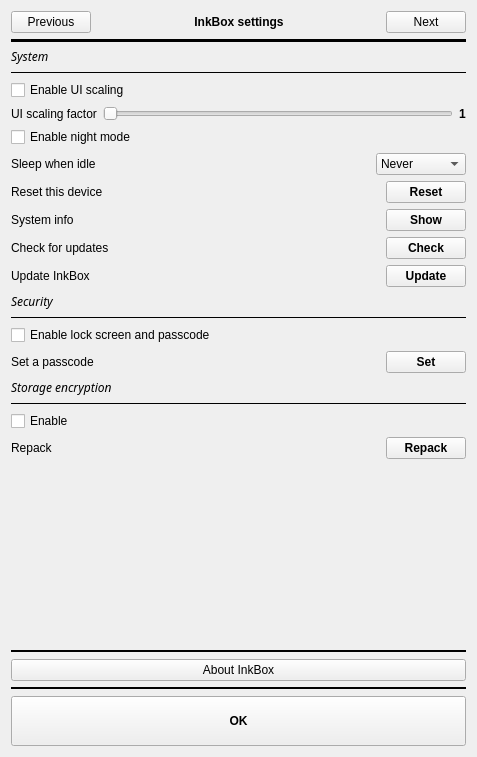
The window that settings.ui (Quill-OS/quill) describes before a commit, drawn with Qt 5.
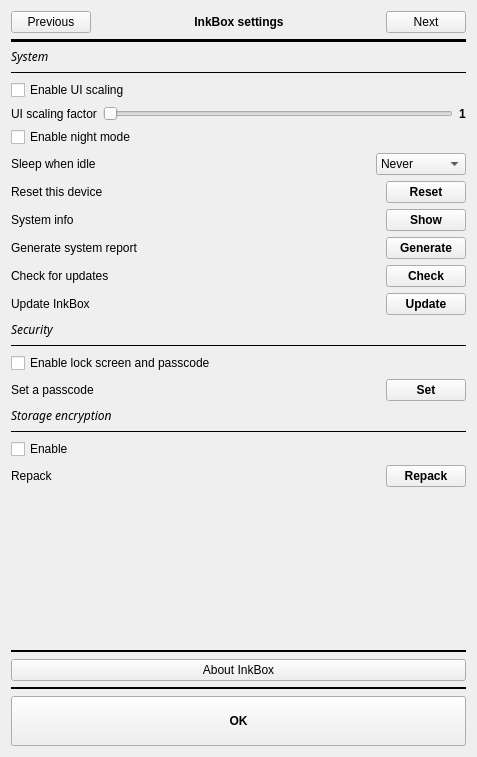
The same window after the commit. The open tabs and pages were chosen to show the change.

Commit message: Add "Generate system report" function in Settings

What changed in the file:
```diff
--- a/settings.ui
+++ b/settings.ui
@@ -48,8 +48,8 @@
          <rect>
           <x>0</x>
           <y>0</y>
-          <width>463</width>
-          <height>556</height>
+          <width>442</width>
+          <height>580</height>
          </rect>
         </property>
         <layout class="QVBoxLayout" name="verticalLayout_4">
@@ -526,6 +526,124 @@
              </property>
              <item>
               <layout class="QGridLayout" name="gridLayout_10">
+               <item row="25" column="0">
+                <widget class="QCheckBox" name="enableEncryptedStorageCheckBox">
+                 <property name="text">
+                  <string>Enable</string>
+                 </property>
+                </widget>
+               </item>
+               <item row="10" column="0">
+                <widget class="QCheckBox" name="darkModeCheckBox">
+                 <property name="text">
+                  <string>Enable night mode</string>
+                 </property>
+                </widget>
+               </item>
+               <item row="26" column="0">
+                <layout class="QGridLayout" name="gridLayout_17">
+                 <property name="bottomMargin">
+                  <number>0</number>
+                 </property>
+                 <item row="0" column="1">
+                  <spacer name="horizontalSpacer_14">
+                   <property name="orientation">
+                    <enum>Qt::Horizontal</enum>
+                   </property>
+                   <property name="sizeHint" stdset="0">
+                    <size>
+                     <width>40</width>
+                     <height>20</height>
+                    </size>
+                   </property>
+                  </spacer>
+                 </item>
+                 <item row="0" column="0">
+                  <widget class="QLabel" name="repackLabel">
+                   <property name="text">
+                    <string>Repack</string>
+                   </property>
+                  </widget>
+                 </item>
+                 <item row="0" column="2">
+                  <widget class="QPushButton" name="repackBtn">
+                   <property name="font">
+                    <font>
+                     <weight>75</weight>
+                     <bold>true</bold>
+                    </font>
+                   </property>
+                   <property name="text">
+                    <string>Repack</string>
+                   </property>
+                  </widget>
+                 </item>
+                </layout>
+               </item>
+               <item row="21" column="0">
+                <widget class="QCheckBox" name="enableLockscreenCheckBox">
+                 <property name="text">
+                  <string>Enable lock screen and passcode</string>
+                 </property>
+                </widget>
+               </item>
+               <item row="28" column="0">
+                <layout class="QGridLayout" name="gridLayout_18">
+                 <property name="bottomMargin">
+                  <number>0</number>
+                 </property>
+                </layout>
+               </item>
+               <item row="20" column="0">
+                <widget class="Line" name="line_2">
+                 <property name="frameShadow">
+                  <enum>QFrame::Plain</enum>
+                 </property>
+                 <property name="orientation">
+                  <enum>Qt::Horizontal</enum>
+                 </property>
+                </widget>
+               </item>
+               <item row="12" column="0">
+                <layout class="QGridLayout" name="gridLayout_12">
+                 <property name="bottomMargin">
+                  <number>0</number>
+                 </property>
+                 <item row="0" column="0">
+                  <widget class="QLabel" name="label_8">
+                   <property name="text">
+                    <string>Reset this device</string>
+                   </property>
+                  </widget>
+                 </item>
+                 <item row="0" column="2">
+                  <widget class="QPushButton" name="resetBtn">
+                   <property name="font">
+                    <font>
+                     <weight>75</weight>
+                     <bold>true</bold>
+                    </font>
+                   </property>
+                   <property name="text">
+                    <string>Reset</string>
+                   </property>
+                  </widget>
+                 </item>
+                 <item row="0" column="1">
+                  <spacer name="horizontalSpacer_8">
+                   <property name="orientation">
+                    <enum>Qt::Horizontal</enum>
+                   </property>
+                   <property name="sizeHint" stdset="0">
+                    <size>
+                     <width>40</width>
+                     <height>20</height>
+                    </size>
+                   </property>
+                  </spacer>
+                 </item>
+                </layout>
+               </item>
                <item row="6" column="0">
                 <widget class="QLabel" name="softwareLabel">
                  <property name="font">
@@ -539,7 +657,7 @@
                  </property>
                 </widget>
                </item>
-               <item row="28" column="0">
+               <item row="29" column="0">
                 <spacer name="verticalSpacer_3">
                  <property name="orientation">
                   <enum>Qt::Vertical</enum>
@@ -552,82 +670,6 @@
                  </property>
                 </spacer>
                </item>
-               <item row="23" column="0">
-                <widget class="Line" name="line_10">
-                 <property name="frameShadow">
-                  <enum>QFrame::Plain</enum>
-                 </property>
-                 <property name="orientation">
-                  <enum>Qt::Horizontal</enum>
-                 </property>
-                </widget>
-               </item>
-               <item row="18" column="0">
-                <widget class="QLabel" name="securityLabel">
-                 <property name="font">
-                  <font>
-                   <family>Chivo</family>
-                   <italic>true</italic>
-                  </font>
-                 </property>
-                 <property name="text">
-                  <string>Security</string>
-                 </property>
-                </widget>
-               </item>
-               <item row="19" column="0">
-                <widget class="Line" name="line_2">
-                 <property name="frameShadow">
-                  <enum>QFrame::Plain</enum>
-                 </property>
-                 <property name="orientation">
-                  <enum>Qt::Horizontal</enum>
-                 </property>
-                </widget>
-               </item>
-               <item row="13" column="0">
-                <layout class="QGridLayout" name="gridLayout_7">
-                 <property name="bottomMargin">
-                  <number>0</number>
-                 </property>
-                 <property name="verticalSpacing">
-                  <number>0</number>
-                 </property>
-                 <item row="0" column="0">
-                  <widget class="QLabel" name="label_9">
-                   <property name="text">
-                    <string>System info</string>
-                   </property>
-                  </widget>
-                 </item>
-                 <item row="0" column="1">
-                  <spacer name="horizontalSpacer_6">
-                   <property name="orientation">
-                    <enum>Qt::Horizontal</enum>
-                   </property>
-                   <property name="sizeHint" stdset="0">
-                    <size>
-                     <width>40</width>
-                     <height>20</height>
-                    </size>
-                   </property>
-                  </spacer>
-                 </item>
-                 <item row="0" column="2">
-                  <widget class="QPushButton" name="showSystemInfoBtn">
-                   <property name="font">
-                    <font>
-                     <weight>75</weight>
-                     <bold>true</bold>
-                    </font>
-                   </property>
-                   <property name="text">
-                    <string>Show</string>
-                   </property>
-                  </widget>
-                 </item>
-                </layout>
-               </item>
                <item row="8" column="0">
                 <widget class="QCheckBox" name="enableUiScalingCheckBox">
                  <property name="text">
@@ -635,20 +677,13 @@
                  </property>
                 </widget>
                </item>
-               <item row="14" column="0">
-                <layout class="QGridLayout" name="checkOtaUpdateGridLayout">
+               <item row="22" column="0">
+                <layout class="QGridLayout" name="gridLayout_13">
                  <property name="bottomMargin">
                   <number>0</number>
                  </property>
-                 <item row="0" column="0">
-                  <widget class="QLabel" name="checkOtaUpdateLabel">
-                   <property name="text">
-                    <string>Check for updates</string>
-                   </property>
-                  </widget>
-                 </item>
                  <item row="0" column="1">
-                  <spacer name="horizontalSpacer_13">
+                  <spacer name="horizontalSpacer_9">
                    <property name="orientation">
                     <enum>Qt::Horizontal</enum>
                    </property>
@@ -661,7 +696,7 @@
                   </spacer>
                  </item>
                  <item row="0" column="2">
-                  <widget class="QPushButton" name="checkOtaUpdateBtn">
+                  <widget class="QPushButton" name="setPasscodeBtn">
                    <property name="font">
                     <font>
                      <weight>75</weight>
@@ -669,7 +704,14 @@
                     </font>
                    </property>
                    <property name="text">
-                    <string>Check</string>
+                    <string>Set</string>
+                   </property>
+                  </widget>
+                 </item>
+                 <item row="0" column="0">
+                  <widget class="QLabel" name="setPasscodeLabel">
+                   <property name="text">
+                    <string>Set a passcode</string>
                    </property>
                   </widget>
                  </item>
@@ -685,10 +727,16 @@
                  </property>
                 </widget>
                </item>
-               <item row="10" column="0">
-                <widget class="QCheckBox" name="darkModeCheckBox">
+               <item row="19" column="0">
+                <widget class="QLabel" name="securityLabel">
+                 <property name="font">
+                  <font>
+                   <family>Chivo</family>
+                   <italic>true</italic>
+                  </font>
+                 </property>
                  <property name="text">
-                  <string>Enable night mode</string>
+                  <string>Security</string>
                  </property>
                 </widget>
                </item>
@@ -744,13 +792,20 @@
                  </item>
                 </layout>
                </item>
-               <item row="21" column="0">
-                <layout class="QGridLayout" name="gridLayout_13">
+               <item row="15" column="0">
+                <layout class="QGridLayout" name="checkOtaUpdateGridLayout">
                  <property name="bottomMargin">
                   <number>0</number>
                  </property>
+                 <item row="0" column="0">
+                  <widget class="QLabel" name="checkOtaUpdateLabel">
+                   <property name="text">
+                    <string>Check for updates</string>
+                   </property>
+                  </widget>
+                 </item>
                  <item row="0" column="1">
-                  <spacer name="horizontalSpacer_9">
+                  <spacer name="horizontalSpacer_13">
                    <property name="orientation">
                     <enum>Qt::Horizontal</enum>
                    </property>
@@ -763,7 +818,7 @@
                   </spacer>
                  </item>
                  <item row="0" column="2">
-                  <widget class="QPushButton" name="setPasscodeBtn">
+                  <widget class="QPushButton" name="checkOtaUpdateBtn">
                    <property name="font">
                     <font>
                      <weight>75</weight>
@@ -771,73 +826,111 @@
                     </font>
                    </property>
                    <property name="text">
-                    <string>Set</string>
+                    <string>Check</string>
                    </property>
                   </widget>
                  </item>
-                 <item row="0" column="0">
-                  <widget class="QLabel" name="setPasscodeLabel">
-                   <property name="text">
-                    <string>Set a passcode</string>
-                   </property>
-                  </widget>
-                 </item>
                 </layout>
                </item>
-               <item row="27" column="0">
-                <layout class="QGridLayout" name="gridLayout_18">
-                 <property name="bottomMargin">
-                  <number>0</number>
+               <item row="23" column="0">
+                <widget class="QLabel" name="storageEncryptionLabel">
+                 <property name="font">
+                  <font>
+                   <family>Chivo</family>
+                   <italic>true</italic>
+                  </font>
                  </property>
-                </layout>
-               </item>
-               <item row="12" column="0">
-                <layout class="QGridLayout" name="gridLayout_12">
-                 <property name="bottomMargin">
-                  <number>0</number>
-                 </property>
-                 <item row="0" column="0">
-                  <widget class="QLabel" name="label_8">
-                   <property name="text">
-                    <string>Reset this device</string>
-                   </property>
-                  </widget>
-                 </item>
-                 <item row="0" column="2">
-                  <widget class="QPushButton" name="resetBtn">
-                   <property name="font">
-                    <font>
-                     <weight>75</weight>
-                     <bold>true</bold>
-                    </font>
-                   </property>
-                   <property name="text">
-                    <string>Reset</string>
-                   </property>
-                  </widget>
-                 </item>
-                 <item row="0" column="1">
-                  <spacer name="horizontalSpacer_8">
-                   <property name="orientation">
-                    <enum>Qt::Horizontal</enum>
-                   </property>
-                   <property name="sizeHint" stdset="0">
-                    <size>
-                     <width>40</width>
-                     <height>20</height>
-                    </size>
-                   </property>
-                  </spacer>
-                 </item>
-                </layout>
-               </item>
-               <item row="20" column="0">
-                <widget class="QCheckBox" name="enableLockscreenCheckBox">
                  <property name="text">
-                  <string>Enable lock screen and passcode</string>
+                  <string>Storage encryption</string>
                  </property>
                 </widget>
                </item>
+               <item row="13" column="0">
+                <layout class="QGridLayout" name="gridLayout_7">
+                 <property name="bottomMargin">
+                  <number>0</number>
+                 </property>
+                 <property name="verticalSpacing">
+                  <number>0</number>
+                 </property>
+                 <item row="0" column="0">
+                  <widget class="QLabel" name="label_9">
+                   <property name="text">
+                    <string>System info</string>
+                   </property>
+                  </widget>
+                 </item>
+                 <item row="0" column="1">
+                  <spacer name="horizontalSpacer_6">
+                   <property name="orientation">
+                    <enum>Qt::Horizontal</enum>
+                   </property>
+                   <property name="sizeHint" stdset="0">
+                    <size>
+                     <width>40</width>
+                     <height>20</height>
+                    </size>
+                   </property>
+                  </spacer>
+                 </item>
+                 <item row="0" column="2">
+                  <widget class="QPushButton" name="showSystemInfoBtn">
+                   <property name="font">
+                    <font>
+                     <weight>75</weight>
+                     <bold>true</bold>
+                    </font>
+                   </property>
+                   <property name="text">
+                    <string>Show</string>
+                   </property>
+                  </widget>
+                 </item>
+                </layout>
+               </item>
+               <item row="18" column="0">
+                <layout class="QGridLayout" name="gridLayout_14">
+                 <property name="bottomMargin">
+                  <number>0</number>
+                 </property>
+                 <item row="0" column="1">
+                  <spacer name="horizontalSpacer_10">
+                   <property name="orientation">
+                    <enum>Qt::Horizontal</enum>
+                   </property>
+                   <property name="sizeHint" stdset="0">
+                    <size>
+                     <width>40</width>
+                     <height>20</height>
+                    </size>
+                   </property>
+                  </spacer>
+                 </item>
+                 <item row="0" column="0">
+                  <widget class="QLabel" name="updateLabel">
+                   <property name="text">
+                    <string>Update InkBox</string>
+                   </property>
+                   <property name="alignment">
+                    <set>Qt::AlignLeading|Qt::AlignLeft|Qt::AlignVCenter</set>
+                   </property>
+                  </widget>
+                 </item>
+                 <item row="0" column="2">
+                  <widget class="QPushButton" name="updateBtn">
+                   <property name="font">
+                    <font>
+                     <weight>75</weight>
+                     <bold>true</bold>
+                    </font>
+                   </property>
+                   <property name="text">
+                    <string>Update</string>
+                   </property>
+                  </widget>
+                 </item>
+                </layout>
+               </item>
                <item row="11" column="0">
                 <layout class="QGridLayout" name="gridLayout_16">
                  <property name="bottomMargin">
@@ -907,56 +1000,23 @@
                  </item>
                 </layout>
                </item>
-               <item row="22" column="0">
-                <widget class="QLabel" name="storageEncryptionLabel">
-                 <property name="font">
-                  <font>
-                   <family>Chivo</family>
-                   <italic>true</italic>
-                  </font>
-                 </property>
-                 <property name="text">
-                  <string>Storage encryption</string>
-                 </property>
-                </widget>
-               </item>
                <item row="24" column="0">
-                <widget class="QCheckBox" name="enableEncryptedStorageCheckBox">
-                 <property name="text">
-                  <string>Enable</string>
+                <widget class="Line" name="line_10">
+                 <property name="frameShadow">
+                  <enum>QFrame::Plain</enum>
+                 </property>
+                 <property name="orientation">
+                  <enum>Qt::Horizontal</enum>
                  </property>
                 </widget>
                </item>
-               <item row="17" column="0">
-                <layout class="QGridLayout" name="gridLayout_14">
+               <item row="14" column="0">
+                <layout class="QGridLayout" name="gridLayout_19">
                  <property name="bottomMargin">
                   <number>0</number>
                  </property>
-                 <item row="0" column="1">
-                  <spacer name="horizontalSpacer_10">
-                   <property name="orientation">
-                    <enum>Qt::Horizontal</enum>
-                   </property>
-                   <property name="sizeHint" stdset="0">
-                    <size>
-                     <width>40</width>
-                     <height>20</height>
-                    </size>
-                   </property>
-                  </spacer>
-                 </item>
-                 <item row="0" column="0">
-                  <widget class="QLabel" name="updateLabel">
-                   <property name="text">
-                    <string>Update InkBox</string>
-                   </property>
-                   <property name="alignment">
-                    <set>Qt::AlignLeading|Qt::AlignLeft|Qt::AlignVCenter</set>
-                   </property>
-                  </widget>
-                 </item>
                  <item row="0" column="2">
-                  <widget class="QPushButton" name="updateBtn">
+                  <widget class="QPushButton" name="generateSystemReportBtn">
                    <property name="font">
                     <font>
                      <weight>75</weight>
@@ -964,19 +1024,12 @@
                     </font>
                    </property>
                    <property name="text">
-                    <string>Update</string>
+                    <string>Generate</string>
                    </property>
                   </widget>
                  </item>
-                </layout>
-               </item>
-               <item row="25" column="0">
-                <layout class="QGridLayout" name="gridLayout_17">
-                 <property name="bottomMargin">
-                  <number>0</number>
-                 </property>
                  <item row="0" column="1">
-                  <spacer name="horizontalSpacer_14">
+                  <spacer name="horizontalSpacer_15">
                    <property name="orientation">
                     <enum>Qt::Horizontal</enum>
                    </property>
@@ -989,22 +1042,9 @@
                   </spacer>
                  </item>
                  <item row="0" column="0">
-                  <widget class="QLabel" name="repackLabel">
+                  <widget class="QLabel" name="label_10">
                    <property name="text">
-                    <string>Repack</string>
-                   </property>
-                  </widget>
-                 </item>
-                 <item row="0" column="2">
-                  <widget class="QPushButton" name="repackBtn">
-                   <property name="font">
-                    <font>
-                     <weight>75</weight>
-                     <bold>true</bold>
-                    </font>
-                   </property>
-                   <property name="text">
-                    <string>Repack</string>
+                    <string>Generate system report</string>
                    </property>
                   </widget>
                  </item>
```
The commit also changes 2 other files.
